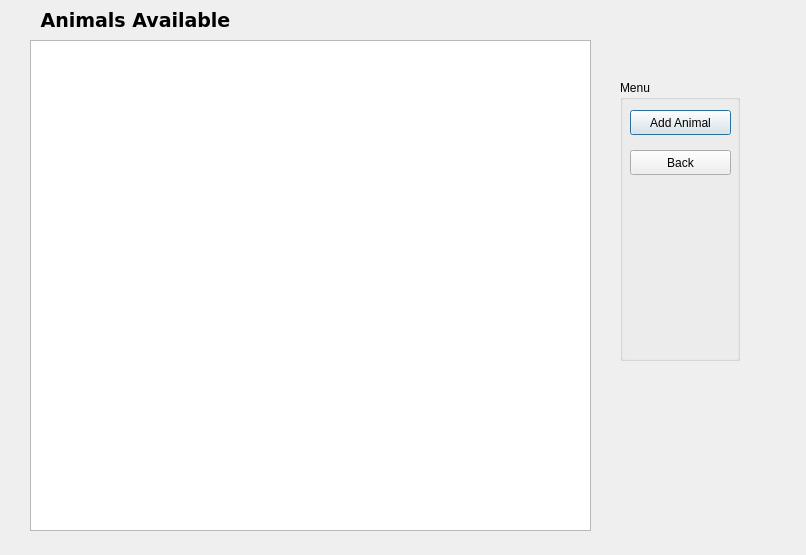
The window that viewanimals.ui (justinward3/COMP3004Project) describes before a commit, drawn with Qt 5.
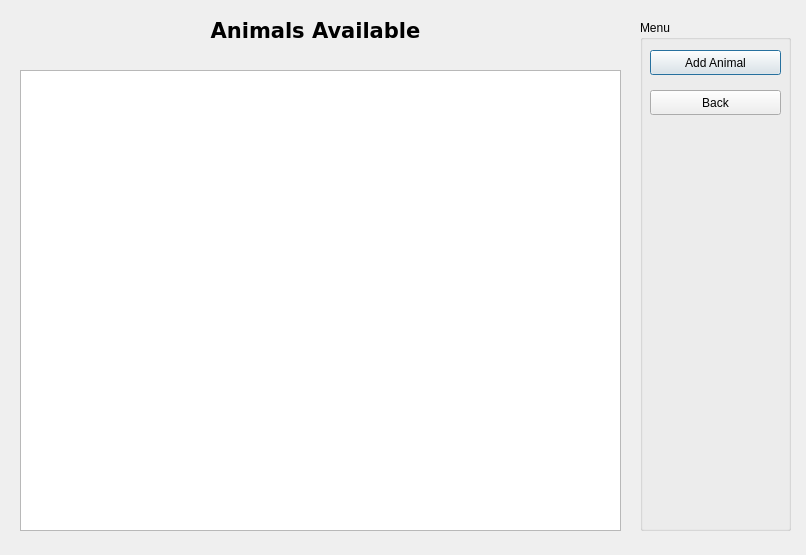
The same window after the commit.

```diff
--- a/viewanimals.ui
+++ b/viewanimals.ui
@@ -16,16 +16,16 @@
   <widget class="QLabel" name="label">
    <property name="geometry">
     <rect>
-     <x>20</x>
-     <y>10</y>
-     <width>231</width>
+     <x>180</x>
+     <y>20</y>
+     <width>271</width>
      <height>21</height>
     </rect>
    </property>
    <property name="font">
     <font>
      <family>DejaVu Sans</family>
-     <pointsize>14</pointsize>
+     <pointsize>16</pointsize>
      <weight>75</weight>
      <bold>true</bold>
     </font>
@@ -43,10 +43,10 @@
   <widget class="QGroupBox" name="groupBox">
    <property name="geometry">
     <rect>
-     <x>620</x>
-     <y>80</y>
-     <width>120</width>
-     <height>281</height>
+     <x>640</x>
+     <y>20</y>
+     <width>151</width>
+     <height>511</height>
     </rect>
    </property>
    <property name="title">
@@ -57,7 +57,7 @@
      <rect>
       <x>10</x>
       <y>30</y>
-      <width>101</width>
+      <width>131</width>
       <height>25</height>
      </rect>
     </property>
@@ -70,7 +70,7 @@
      <rect>
       <x>10</x>
       <y>70</y>
-      <width>101</width>
+      <width>131</width>
       <height>25</height>
      </rect>
     </property>
@@ -82,10 +82,10 @@
   <widget class="QTableView" name="animalList">
    <property name="geometry">
     <rect>
-     <x>30</x>
-     <y>40</y>
-     <width>561</width>
-     <height>491</height>
+     <x>20</x>
+     <y>70</y>
+     <width>601</width>
+     <height>461</height>
     </rect>
    </property>
   </widget>
```
